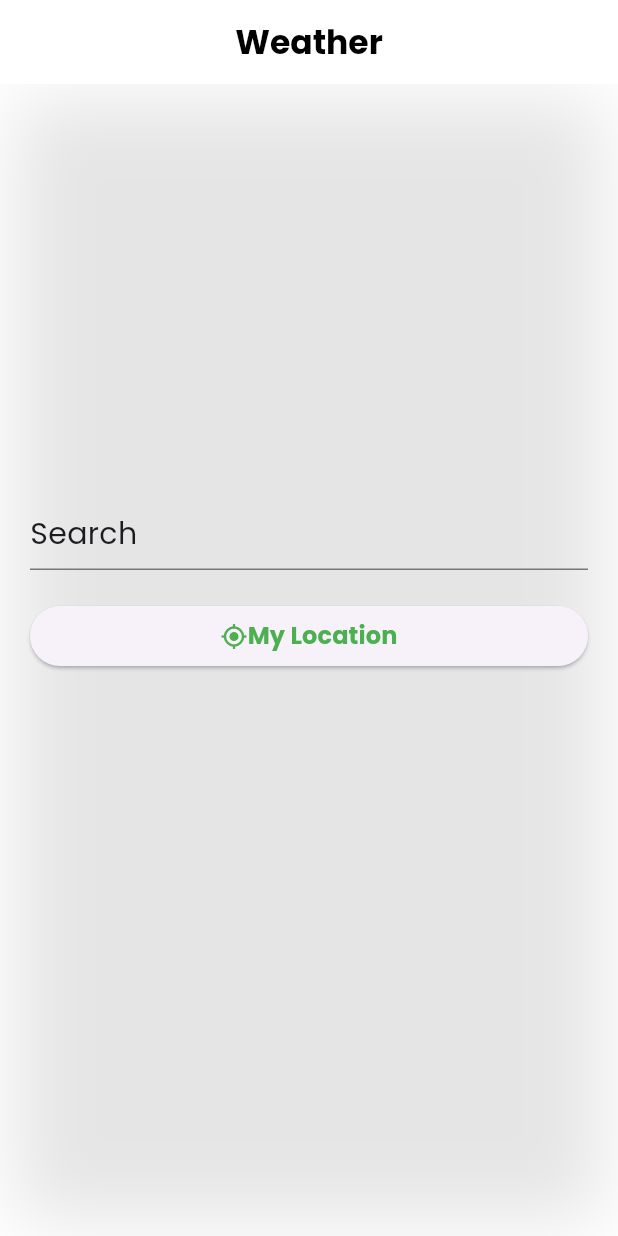
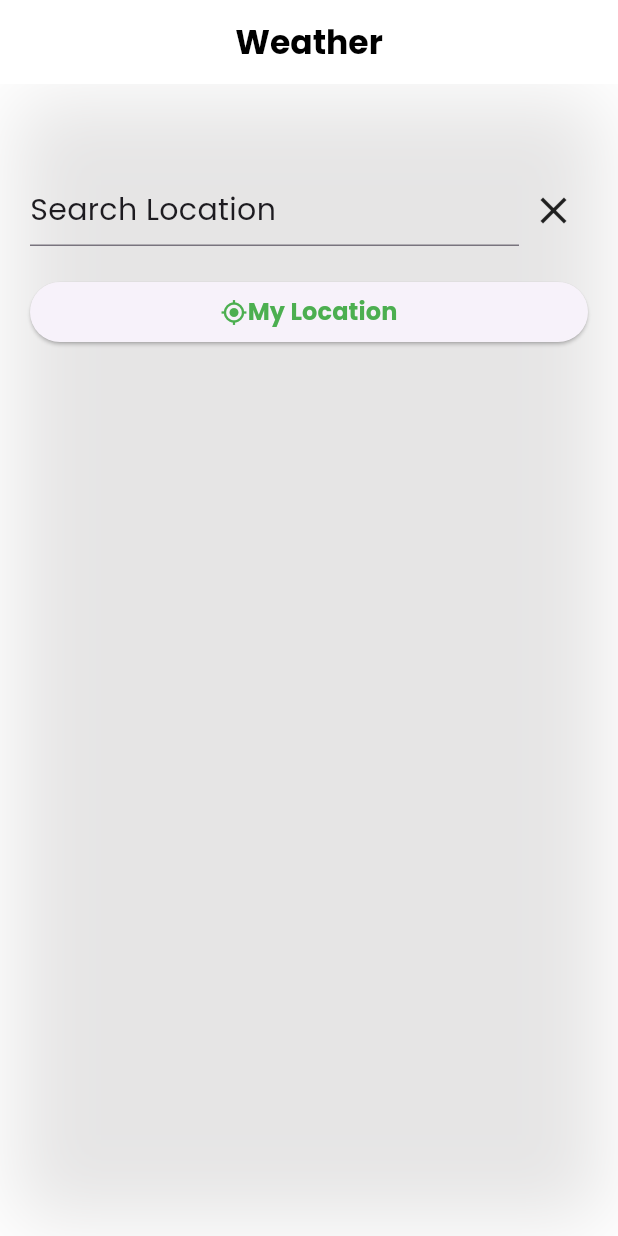
Before and after one commit to guysro/flutterlearnapp, a Flutter app: the screen it shows after launch, on a phone screen of 412 x 824 dp. Run offline on Flutter 3.47's test engine with Material 3 defaults, Android fonts, the phone set to English and light mode, and no system bars; our stand-ins replace flutter_svg, geolocator.

Commit message:
added clear text button

```diff
--- a/lib/pages/home.dart
+++ b/lib/pages/home.dart
@@ -73,7 +73,7 @@ class _HomePageState extends State<HomePage> {
     return Padding(
       padding: EdgeInsets.all(20),
       child: Container(
-        padding: EdgeInsets.only(bottom: 100),
+        padding: EdgeInsets.symmetric(vertical: 40),
         decoration: BoxDecoration(
           boxShadow: [
             BoxShadow(
@@ -84,18 +84,37 @@ class _HomePageState extends State<HomePage> {
           ],
         ),
         child: Column(
-          mainAxisAlignment: MainAxisAlignment.center,
+          mainAxisAlignment: MainAxisAlignment.start,
           crossAxisAlignment: CrossAxisAlignment.center,
           children: [
-            TextField(
+            Row(
+              children: [
+                Flexible(
+                  child: TextField(
                     controller: searchControler,
                     style: TextStyle(fontSize: 20),
                     decoration: InputDecoration(
-                hint: Text("Search", style: TextStyle(fontSize: 20)),
+                      hint: Text("Search Location", style: TextStyle(fontSize: 20)),
                     ),
                     onChanged: (value) {
                       setState(() {});
                     },
+                  ),
+                ),
+                InkWell(
+
+                  borderRadius: BorderRadius.circular(25),
+                  onTap: () {
+                    setState(() {
+                      searchControler.text = '';
+                    });
+                  },
+                  child: Padding(
+                    padding: const EdgeInsets.all(8),
+                    child: Icon(Icons.close, size: 30,),
+                  ),
+                )
+              ],
             ),
             Flexible(
               child: Visibility(
```
Lines whose indentation alone changed are shown as unchanged.
